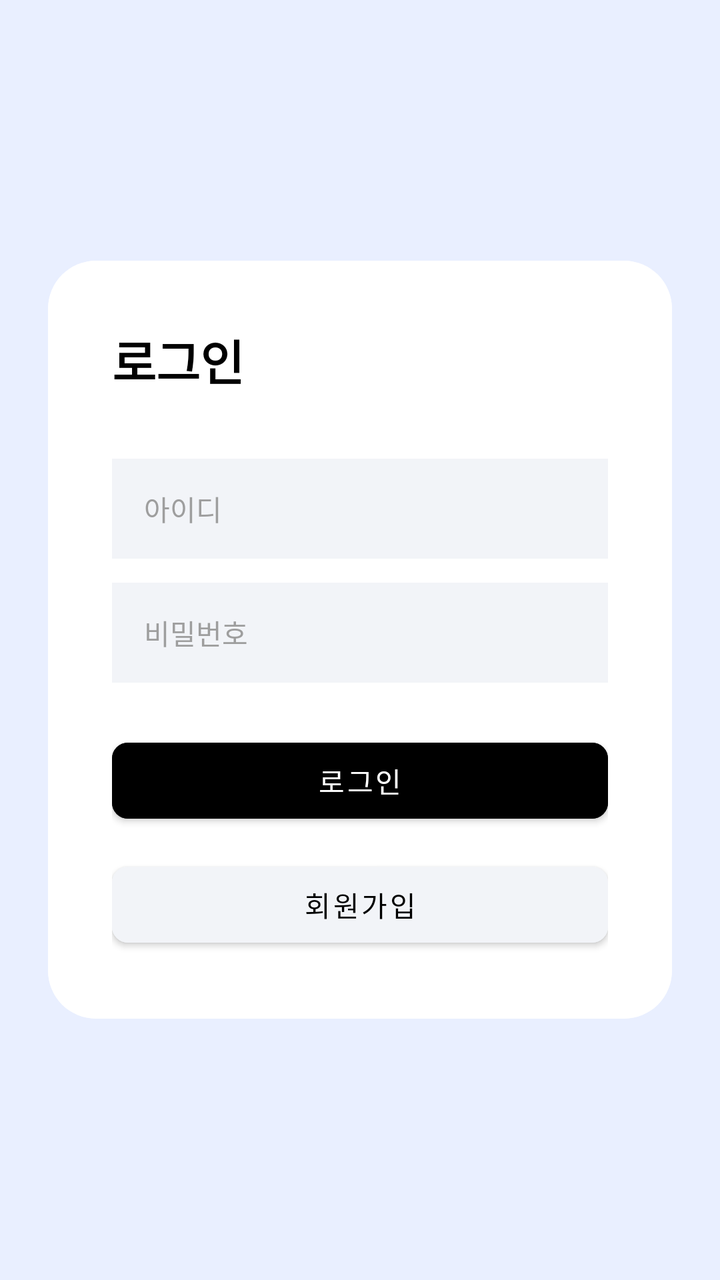
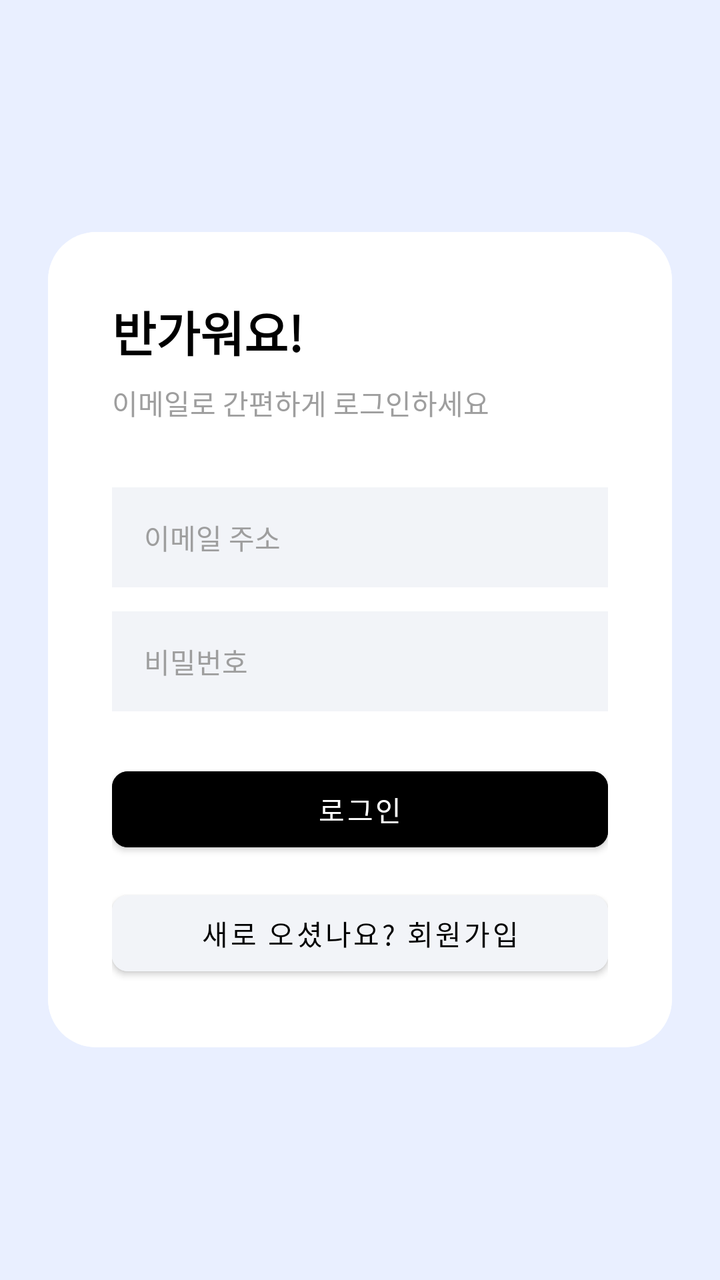

Before-and-after screenshots of an Android layout around one commit, followed by the original layout XML and the change that was made.
<!-- AndroidManifest.xml: application theme Theme.AllIn -->
<!-- res/layout/activity_login.xml -->
<?xml version="1.0" encoding="utf-8"?>
<LinearLayout xmlns:android="http://schemas.android.com/apk/res/android"
    xmlns:app="http://schemas.android.com/apk/res-auto"
    android:layout_width="match_parent"
    android:layout_height="match_parent"
    android:background="#E9EFFF"
    android:gravity="center"
    android:orientation="vertical"
    android:padding="24dp">

    <androidx.cardview.widget.CardView
        android:layout_width="match_parent"
        android:layout_height="wrap_content"
        app:cardCornerRadius="24dp"
        app:cardElevation="0dp">

        <LinearLayout
            android:layout_width="match_parent"
            android:layout_height="wrap_content"
            android:background="@android:color/white"
            android:orientation="vertical"
            android:padding="32dp">

            <TextView
                android:layout_width="wrap_content"
                android:layout_height="wrap_content"
                android:text="로그인"
                android:textColor="@android:color/black"
                android:textSize="24sp"
                android:textStyle="bold" />

            <EditText
                android:id="@+id/etUsername"
                android:layout_width="match_parent"
                android:layout_height="50dp"
                android:layout_marginTop="32dp"
                android:background="#F2F4F8"
                android:hint="아이디"
                android:textColorHint="#9E9E9E"
                android:textColor="@android:color/black"
                android:paddingStart="16dp"
                android:textSize="14sp" />

            <EditText
                android:id="@+id/etPassword"
                android:layout_width="match_parent"
                android:layout_height="50dp"
                android:layout_marginTop="12dp"
                android:background="#F2F4F8"
                android:hint="비밀번호"
                android:textColorHint="#9E9E9E"
                android:textColor="@android:color/black"
                android:inputType="textPassword"
                android:paddingStart="16dp"
                android:textSize="14sp" />

            <Button
                android:id="@+id/btnLogin"
                android:layout_width="match_parent"
                android:layout_height="50dp"
                android:layout_marginTop="24dp"
                android:backgroundTint="@android:color/black"
                android:text="로그인"
                android:textColor="@android:color/white"
                app:cornerRadius="8dp" />

            <Button
                android:id="@+id/btnRegister"
                android:layout_width="match_parent"
                android:layout_height="50dp"
                android:layout_marginTop="12dp"
                android:backgroundTint="#F2F4F8"
                android:text="회원가입"
                android:textColor="@android:color/black"
                app:cornerRadius="8dp" />

        </LinearLayout>
    </androidx.cardview.widget.CardView>
</LinearLayout>
<!-- resources referenced by this layout -->
<resources>
  <style name="Theme.AllIn" parent="Theme.MaterialComponents.DayNight.NoActionBar">
          
          <item name="colorPrimary">@color/purple_500</item>
          <item name="colorPrimaryVariant">@color/purple_700</item>
          <item name="colorOnPrimary">@color/white</item>
          
          <item name="colorSecondary">@color/teal_200</item>
          <item name="colorSecondaryVariant">@color/teal_700</item>
          <item name="colorOnSecondary">@color/black</item>
          
          <item name="android:statusBarColor">#E9EFFF</item>
          <item name="android:windowLightStatusBar">true</item>
          
          
          <item name="alertDialogTheme">@style/RoundedAlertDialogTheme</item>
      </style>
  <color name="purple_500">#FF6200EE</color>
  <color name="purple_700">#FF3700B3</color>
  <color name="white">#FFFFFFFF</color>
  <color name="teal_200">#FF03DAC5</color>
  <color name="teal_700">#FF018786</color>
  <color name="black">#FF000000</color>
  <style name="RoundedAlertDialogTheme" parent="Theme.AppCompat.Light.Dialog.Alert">
          <item name="android:windowBackground">@drawable/dialog_rounded_background</item>
      </style>
  <!-- drawable dialog_rounded_background (drawable) -->
  <?xml version="1.0" encoding="utf-8"?>
  <inset xmlns:android="http://schemas.android.com/apk/res/android"
      android:insetLeft="16dp"
      android:insetTop="16dp"
      android:insetRight="16dp"
      android:insetBottom="16dp">
      <shape android:shape="rectangle">
          <solid android:color="@android:color/white" />
          <corners android:radius="24dp" />
      </shape>
  </inset>
</resources>

<!-- the commit's change to res/layout/activity_login.xml (unified diff, before → after) -->
@@ -24,18 +24,28 @@
             <TextView
                 android:layout_width="wrap_content"
                 android:layout_height="wrap_content"
-                android:text="로그인"
+                android:text="반가워요!"
                 android:textColor="@android:color/black"
                 android:textSize="24sp"
                 android:textStyle="bold" />
 
+            <TextView
+                android:layout_width="wrap_content"
+                android:layout_height="wrap_content"
+                android:layout_marginTop="8dp"
+                android:text="이메일로 간편하게 로그인하세요"
+                android:textColor="#9E9E9E"
+                android:textSize="14sp" />
+
+            
             <EditText
-                android:id="@+id/etUsername"
+                android:id="@+id/etEmail"
                 android:layout_width="match_parent"
                 android:layout_height="50dp"
                 android:layout_marginTop="32dp"
                 android:background="#F2F4F8"
-                android:hint="아이디"
+                android:hint="이메일 주소"
+                android:inputType="textEmailAddress"
                 android:textColorHint="#9E9E9E"
                 android:textColor="@android:color/black"
                 android:paddingStart="16dp"
@@ -70,7 +80,7 @@
                 android:layout_height="50dp"
                 android:layout_marginTop="12dp"
                 android:backgroundTint="#F2F4F8"
-                android:text="회원가입"
+                android:text="새로 오셨나요? 회원가입"
                 android:textColor="@android:color/black"
                 app:cornerRadius="8dp" />
 
